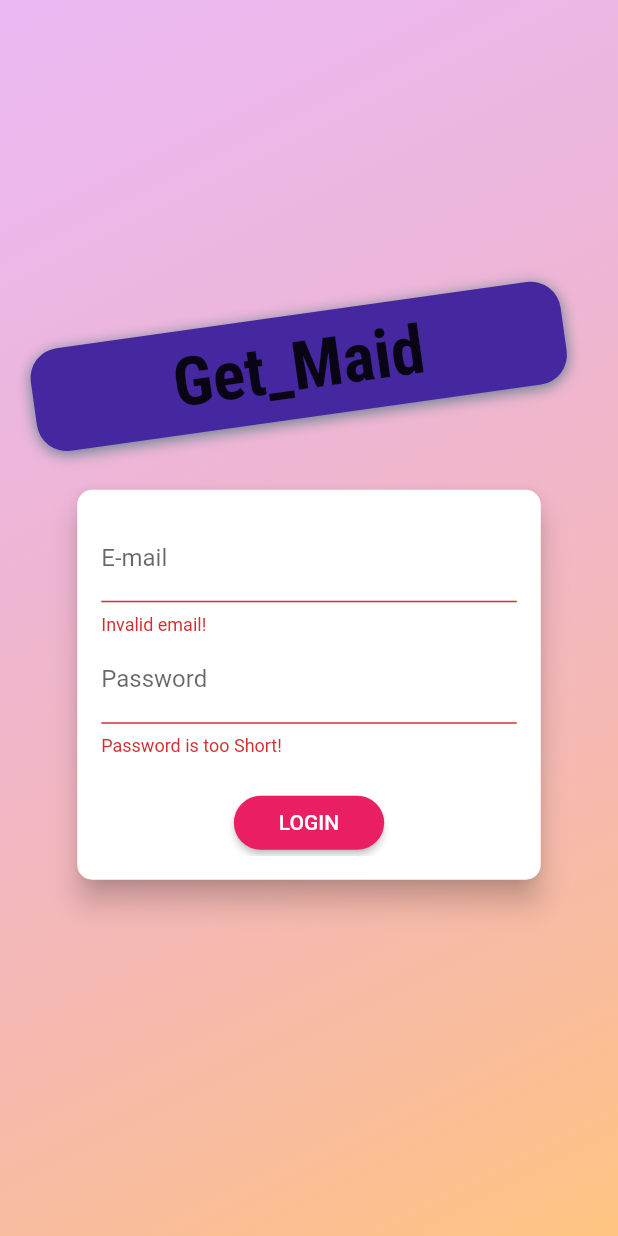
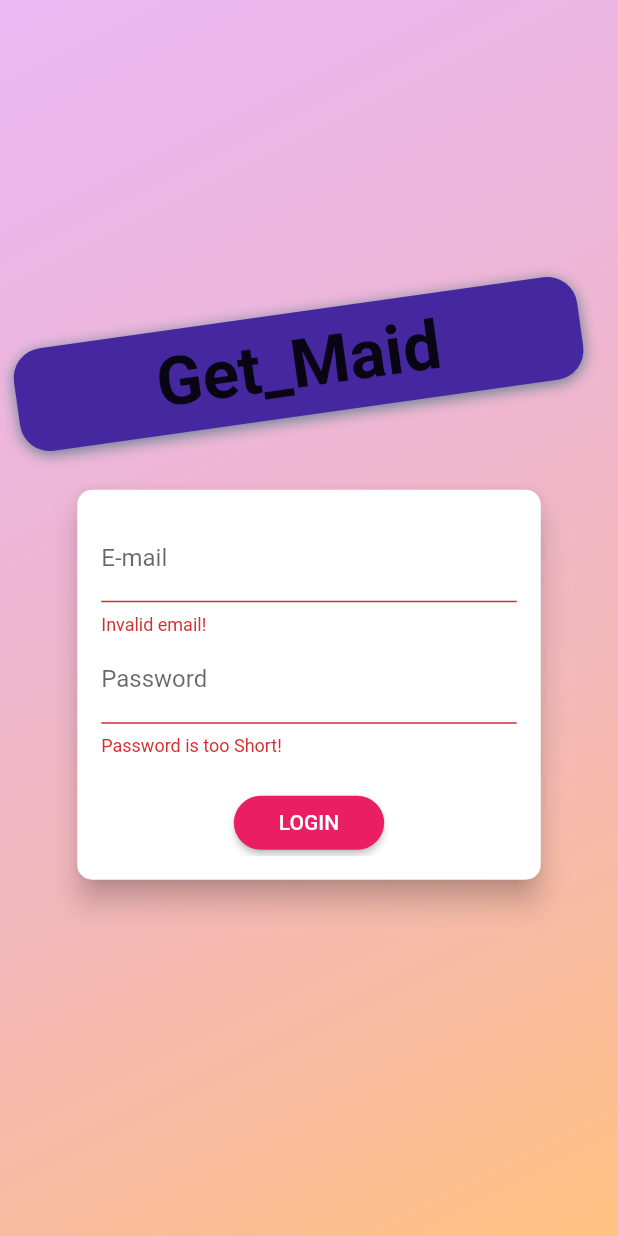
Before and after one commit to vaishnavi-tech/get_maid, a Flutter app: the AuthScreen screen opened by its route, after a tap on "LOGIN", on a phone screen of 412 x 824 dp. Run offline on Flutter 3.47's test engine with Material 2 defaults, Android fonts, the phone set to English and light mode, and no system bars; Roboto replaces fonts that are missing (Anton).

Commit message:
modify user login

```diff
--- a/lib/screens/categories_screen.dart
+++ b/lib/screens/categories_screen.dart
@@ -1,5 +1,5 @@
 import 'package:flutter/material.dart';
-import './dummy_data.dart';
+import '../dummy_data.dart';
 //import './category_item.dart';
 
 class CategoriesScreen extends StatelessWidget {
@@ -112,7 +112,7 @@ class CategoriesScreen extends StatelessWidget {
             Text('Range of salary is'),
             Text(ml.minimum_salary.toString(),),
             Text('to'),
-            Text(ml.maximum_salary.toStrinG(),),
+            Text(ml.maximum_salary.toString(),),
             ],),
 
                 ],
--- a/lib/user_login.dart
+++ b/lib/screens/user_login.dart
@@ -59,7 +59,7 @@ class AuthScreen extends StatelessWidget {
                         style: TextStyle(
                           //color: Theme.of(context).accentTextTheme.title.color.red,
                           fontSize: 45,
-                          fontFamily: 'RobotoCondensed',
+                          fontFamily: 'Anton',
                           fontWeight: FontWeight.bold,
                         ),
                       ),
@@ -100,7 +100,7 @@ class _AuthCardState extends State<AuthCard>{
   var _isLoading = false;
   final _passwordController = TextEditingController();
 
-  void _submit() {
+  Future<void> _submit() async {
     if (!_formKey.currentState.validate()) {
       //Invalid;
       return;
```
Also changed, not shown: lib/auth.dart (+30 -10 lines), lib/main.dart (+5 -5 lines).
